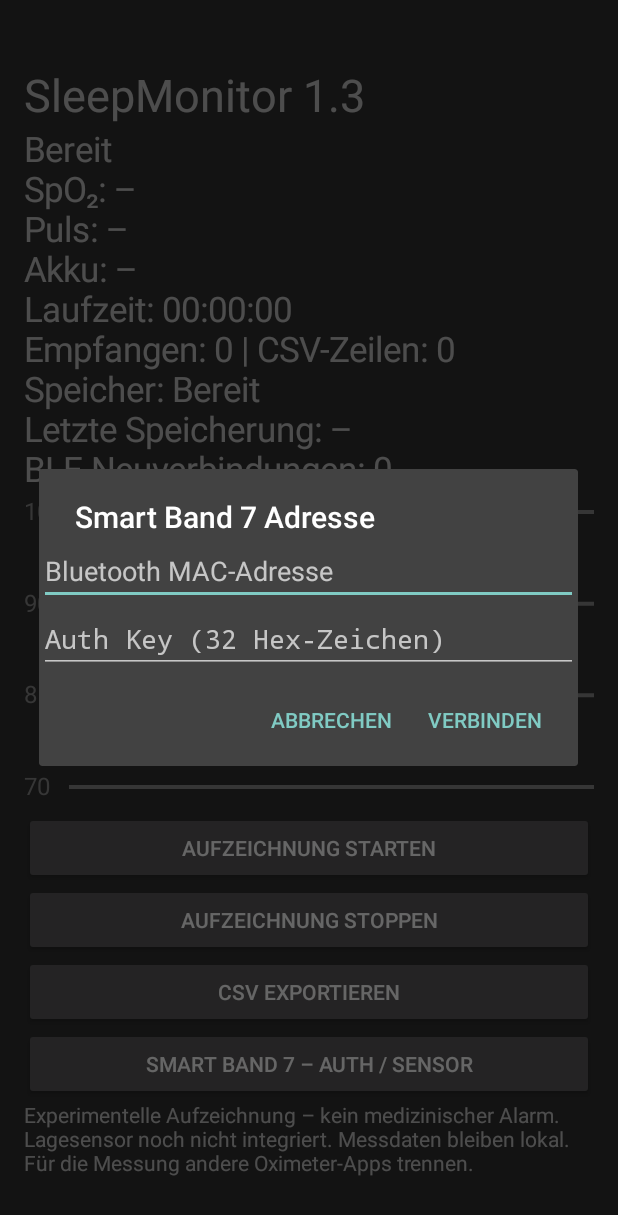
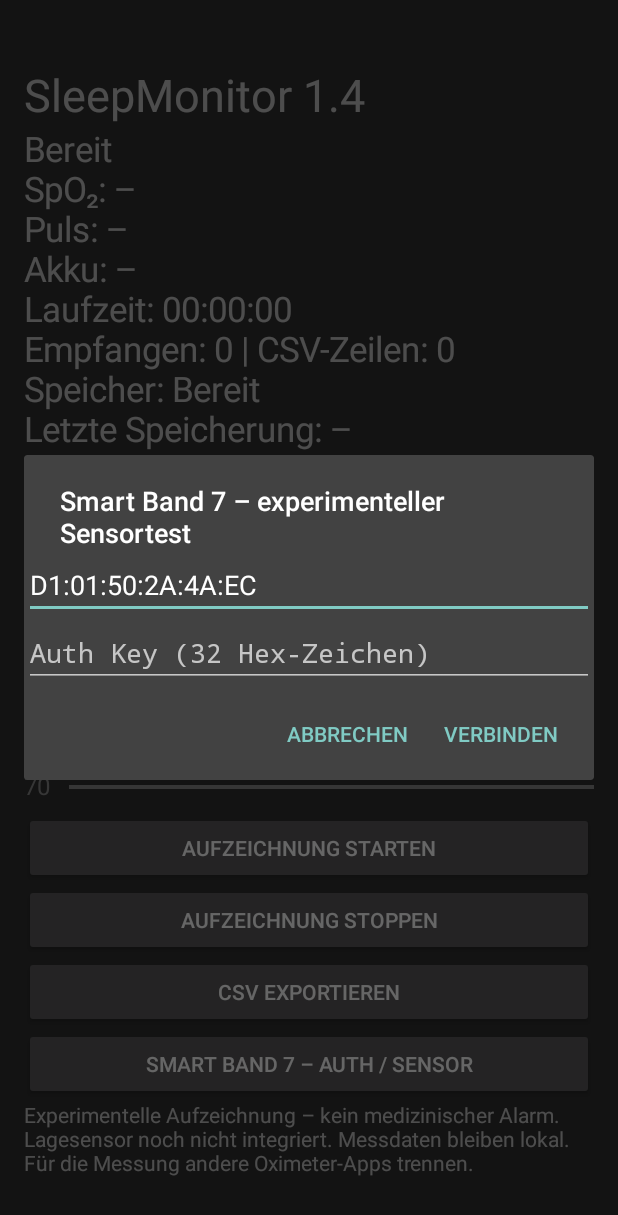
Before and after one commit to gencssmart/Sleepmonitor, an Android app: the screen it shows after launch (MainActivity), after a tap on "SMART BAND 7 – AUTH / SENSOR", on a phone screen of 412 x 824 dp. Shown: the top 1215 px of the screen. Run offline under Robolectric (Android 15) with nearby library versions, the phone set to English and light mode, and no system bars.

Commit message:
SleepMonitor 1.4: experimental legacy HRX sensor start probe

```diff
--- a/app/build.gradle
+++ b/app/build.gradle
@@ -1,6 +1,6 @@
 plugins { id 'com.android.application' }
 android { namespace 'org.sleepmonitor.app'; compileSdk 35
- defaultConfig { applicationId 'org.sleepmonitor.app'; minSdk 26; targetSdk 35; versionCode 4; versionName '1.3' }
+ defaultConfig { applicationId 'org.sleepmonitor.app'; minSdk 26; targetSdk 35; versionCode 5; versionName '1.4' }
  compileOptions { sourceCompatibility JavaVersion.VERSION_17; targetCompatibility JavaVersion.VERSION_17 }
 }
 
--- a/app/src/main/java/org/sleepmonitor/app/MainActivity.java
+++ b/app/src/main/java/org/sleepmonitor/app/MainActivity.java
@@ -2,14 +2,14 @@ package org.sleepmonitor.app;
 import android.app.*;import android.os.*;import android.content.*;import android.content.pm.PackageManager;import android.graphics.*;import android.view.*;import android.widget.*;import java.io.*;import java.util.*;
 public class MainActivity extends Activity{
  TextView values; Graph graph; Handler h=new Handler(); File selected;
- public void onCreate(Bundle b){super.onCreate(b);LinearLayout l=new LinearLayout(this);l.setOrientation(1);l.setPadding(24,64,24,32);ScrollView scroll=new ScrollView(this);scroll.addView(l);setContentView(scroll);TextView title=new TextView(this);title.setText("SleepMonitor 1.3");title.setTextSize(30);l.addView(title);values=new TextView(this);values.setTextSize(23);l.addView(values);graph=new Graph();l.addView(graph,new LinearLayout.LayoutParams(-1,320));button(l,"Aufzeichnung starten",()->{if(permissions())startForegroundService(new Intent(this,MonitorService.class));});button(l,"Aufzeichnung stoppen",()->stopService(new Intent(this,MonitorService.class)));button(l,"CSV exportieren",this::choose);button(l,"Smart Band 7 – Auth / Sensor",()->{if(permissions())bandTest();});TextView note=new TextView(this);note.setText("Experimentelle Aufzeichnung – kein medizinischer Alarm. Lagesensor noch nicht integriert. Messdaten bleiben lokal. Für die Messung andere Oximeter-Apps trennen.");l.addView(note);h.post(refresh);}
+ public void onCreate(Bundle b){super.onCreate(b);LinearLayout l=new LinearLayout(this);l.setOrientation(1);l.setPadding(24,64,24,32);ScrollView scroll=new ScrollView(this);scroll.addView(l);setContentView(scroll);TextView title=new TextView(this);title.setText("SleepMonitor 1.4");title.setTextSize(30);l.addView(title);values=new TextView(this);values.setTextSize(23);l.addView(values);graph=new Graph();l.addView(graph,new LinearLayout.LayoutParams(-1,320));button(l,"Aufzeichnung starten",()->{if(permissions())startForegroundService(new Intent(this,MonitorService.class));});button(l,"Aufzeichnung stoppen",()->stopService(new Intent(this,MonitorService.class)));button(l,"CSV exportieren",this::choose);button(l,"Smart Band 7 – Auth / Sensor",()->{if(permissions())bandTest();});TextView note=new TextView(this);note.setText("Experimentelle Aufzeichnung – kein medizinischer Alarm. Lagesensor noch nicht integriert. Messdaten bleiben lokal. Für die Messung andere Oximeter-Apps trennen.");l.addView(note);h.post(refresh);}
  void button(LinearLayout l,String s,Runnable r){Button b=new Button(this);b.setText(s);b.setOnClickListener(v->r.run());l.addView(b);}
  boolean permissions(){ArrayList<String> p=new ArrayList<>();if(Build.VERSION.SDK_INT>=31){p.add("android.permission.BLUETOOTH_SCAN");p.add("android.permission.BLUETOOTH_CONNECT");}else p.add("android.permission.ACCESS_FINE_LOCATION");if(Build.VERSION.SDK_INT>=33)p.add("android.permission.POST_NOTIFICATIONS");ArrayList<String> missing=new ArrayList<>();for(String x:p)if(checkSelfPermission(x)!=PackageManager.PERMISSION_GRANTED)missing.add(x);if(!missing.isEmpty()){requestPermissions(missing.toArray(new String[0]),1);return false;}return true;}
  final Runnable refresh=new Runnable(){public void run(){boolean fresh=MonitorService.running&&System.currentTimeMillis()-MonitorService.last<3000;values.setText(MonitorService.status+"\nSpO₂: "+(fresh&&MonitorService.oxygen>0?MonitorService.oxygen+" %":"–")+"\nPuls: "+(fresh&&MonitorService.pulse>0?MonitorService.pulse+" bpm":"–")+"\nAkku: "+(fresh&&MonitorService.battery>=0?MonitorService.battery+" %":"–"));long seconds=MonitorService.started==0?0:(SystemClock.elapsedRealtime()-MonitorService.started)/1000;values.append("\nLaufzeit: "+String.format(Locale.US,"%02d:%02d:%02d",seconds/3600,(seconds/60)%60,seconds%60)+"\nEmpfangen: "+MonitorService.received+" | CSV-Zeilen: "+MonitorService.saved+"\nSpeicher: "+MonitorService.storage+"\nLetzte Speicherung: "+(MonitorService.lastSaved==0?"–":new java.text.SimpleDateFormat("HH:mm:ss",Locale.US).format(new Date(MonitorService.lastSaved)))+"\nBLE-Neuverbindungen: "+MonitorService.disconnects);graph.invalidate();h.postDelayed(this,500);}};
  void choose(){File[] fs=new File(getFilesDir(),"records").listFiles();if(fs==null||fs.length==0){Toast.makeText(this,"Keine Aufzeichnungen",0).show();return;}Arrays.sort(fs,Comparator.comparingLong(File::lastModified).reversed());String[] names=new String[fs.length];for(int i=0;i<fs.length;i++)names[i]=fs[i].getName();new AlertDialog.Builder(this).setTitle("Aufzeichnung auswählen").setItems(names,(d,i)->{selected=fs[i];Intent in=new Intent(Intent.ACTION_CREATE_DOCUMENT);in.setType("text/csv");in.addCategory(Intent.CATEGORY_OPENABLE);in.putExtra(Intent.EXTRA_TITLE,selected.getName());startActivityForResult(in,2);}).show();}
  protected void onActivityResult(int r,int c,Intent d){super.onActivityResult(r,c,d);if(r==2&&c==RESULT_OK&&d!=null&&selected!=null){try(InputStream in=new FileInputStream(selected);OutputStream out=getContentResolver().openOutputStream(d.getData())){byte[] b=new byte[8192];int n;while((n=in.read(b))!=-1)out.write(b,0,n);Toast.makeText(this,"CSV gespeichert",0).show();}catch(Exception e){Toast.makeText(this,"Export fehlgeschlagen",1).show();}}}
  BandProbe probe;
- void bandTest(){if(probe!=null)probe.close();EditText mac=new EditText(this);mac.setSingleLine();mac.setHint("Bluetooth MAC-Adresse");LinearLayout fields=new LinearLayout(this);fields.setOrientation(1);fields.addView(mac);EditText key=new EditText(this);key.setHint("Auth Key (32 Hex-Zeichen)");key.setInputType(129);key.setSingleLine();key.setSaveEnabled(false);key.setImportantForAutofill(View.IMPORTANT_FOR_AUTOFILL_NO);fields.addView(key);new AlertDialog.Builder(this).setTitle("Smart Band 7 Adresse").setView(fields).setNegativeButton("Abbrechen",null).setPositiveButton("Verbinden",(d,w)->{TextView output=new TextView(this);output.setTextIsSelectable(true);ScrollView s=new ScrollView(this);s.addView(output);AlertDialog dialog=new AlertDialog.Builder(this).setTitle("BLE Diagnose").setView(s).setPositiveButton("Trennen",null).create();probe=new BandProbe(this,msg->runOnUiThread(()->output.append(msg+"\n")));dialog.setOnDismissListener(x->{if(probe!=null){probe.close();probe=null;}});dialog.show();String secret=key.getText().toString().trim();key.setText("");probe.start(mac.getText().toString().trim(),secret);}).show();}
+ void bandTest(){if(probe!=null)probe.close();EditText mac=new EditText(this);mac.setSingleLine();mac.setHint("Bluetooth MAC-Adresse");mac.setText("D1:01:50:2A:4A:EC");LinearLayout fields=new LinearLayout(this);fields.setOrientation(1);fields.addView(mac);EditText key=new EditText(this);key.setHint("Auth Key (32 Hex-Zeichen)");key.setInputType(129);key.setSingleLine();key.setSaveEnabled(false);key.setImportantForAutofill(View.IMPORTANT_FOR_AUTOFILL_NO);fields.addView(key);new AlertDialog.Builder(this).setTitle("Smart Band 7 – experimenteller Sensortest").setView(fields).setNegativeButton("Abbrechen",null).setPositiveButton("Verbinden",(d,w)->{TextView output=new TextView(this);output.setTextIsSelectable(true);ScrollView s=new ScrollView(this);s.addView(output);AlertDialog dialog=new AlertDialog.Builder(this).setTitle("BLE Diagnose").setView(s).setPositiveButton("Trennen",null).create();probe=new BandProbe(this,msg->runOnUiThread(()->output.append(msg+"\n")));dialog.setOnDismissListener(x->{if(probe!=null){probe.close();probe=null;}});dialog.show();String secret=key.getText().toString().trim();key.setText("");probe.start(mac.getText().toString().trim(),secret);}).show();}
  protected void onDestroy(){if(probe!=null)probe.close();h.removeCallbacksAndMessages(null);super.onDestroy();}
  class Graph extends View{Paint p=new Paint(3);Graph(){super(MainActivity.this);}protected void onDraw(Canvas c){float w=getWidth(),ht=getHeight();p.setTextSize(24);for(int y=70;y<=100;y+=10){float yy=20+(100-y)*(ht-45)/30;p.setColor(Color.GRAY);c.drawText(""+y,0,yy+8,p);c.drawLine(45,yy,w,yy,p);}ArrayList<Integer> a;synchronized(MonitorService.history){a=new ArrayList<>(MonitorService.history);}p.setColor(Color.GREEN);p.setStrokeWidth(4);for(int i=1;i<a.size();i++){float x1=45+(i-1)*(w-50)/299,x2=45+i*(w-50)/299;float y1=20+(100-Math.max(70,a.get(i-1)))*(ht-45)/30,y2=20+(100-Math.max(70,a.get(i)))*(ht-45)/30;c.drawLine(x1,y1,x2,y2,p);}}}
 }
```
Also changed, not shown: app/src/main/java/org/sleepmonitor/app/BandProbe.java (+5 -5 lines).
